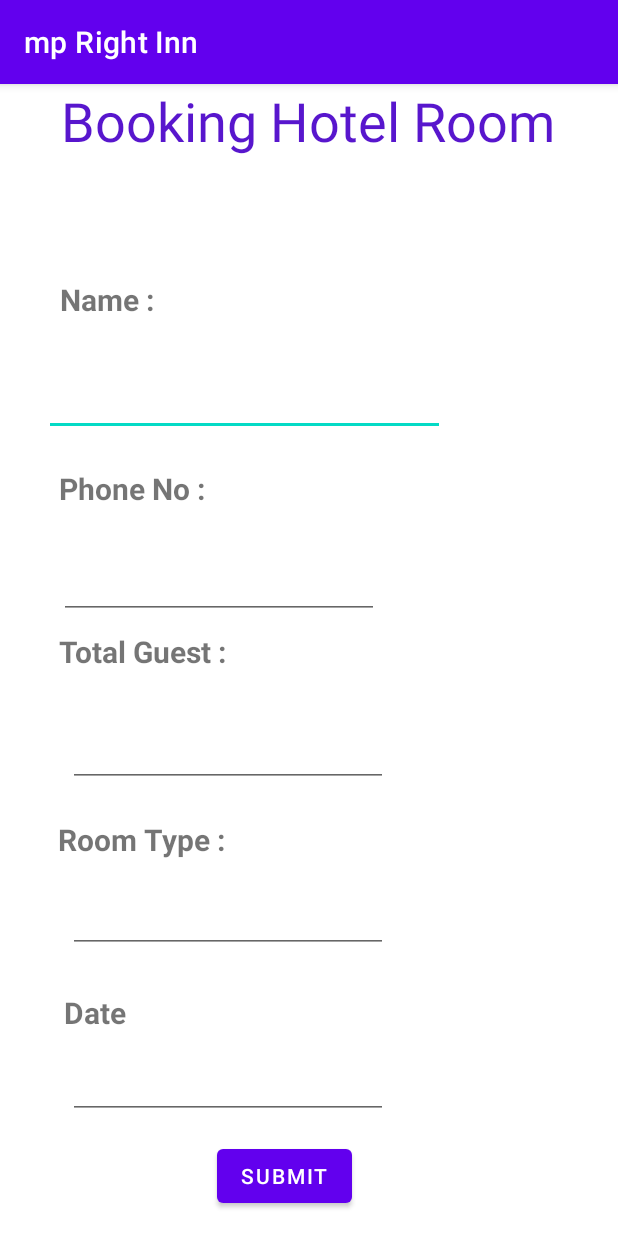
After one commit to nurirdinasyafiqah/mp2022_g04, an Android app: the Booking screen opened directly, with no data from a screen before it, on a phone screen of 412 x 824 dp. The commit adds this screen. Run offline under Robolectric (Android 15) with nearby library versions, the phone set to English and light mode, and no system bars; Roboto replaces fonts that are not available here.

Commit message:
Booking and Confrim Order

```diff
--- a/mpRightInn/app/src/main/AndroidManifest.xml
+++ b/mpRightInn/app/src/main/AndroidManifest.xml
@@ -11,6 +11,12 @@
         android:roundIcon="@drawable/icon_app_round"
         android:supportsRtl="true"
         android:theme="@style/Theme.MpRightInn">
+        <activity
+            android:name=".ConfirmActivity"
+            android:exported="false" />
+        <activity
+            android:name=".Booking"
+            android:exported="false" />
         <activity
             android:name=".SplashScreen"
             android:exported="true"
--- /dev/null
+++ b/mpRightInn/app/src/main/java/com/example/mprightinn/Booking.java
@@ -0,0 +1,48 @@
+package com.example.mprightinn;
+
+import androidx.appcompat.app.AppCompatActivity;
+
+import android.content.Intent;
+import android.os.Bundle;
+import android.view.View;
+import android.widget.Button;
+import android.widget.EditText;
+
+public class Booking extends AppCompatActivity {
+    EditText Name, PhoneNo, TotalGuest, RoomType, Date;
+    Button Submit;
+
+
+    @Override
+    protected void onCreate(Bundle savedInstanceState) {
+        super.onCreate(savedInstanceState);
+        setContentView(R.layout.activity_booking);
+
+        Submit = findViewById(R.id.btnSubmit);
+        Name = findViewById(R.id.etName);
+        PhoneNo = findViewById(R.id.etPhoneNo);
+        TotalGuest = findViewById(R.id.etGuest);
+        RoomType = findViewById(R.id.etRoomType);
+        Date = findViewById(R.id.etDate);
+
+        Submit.setOnClickListener(new View.OnClickListener() {
+            @Override
+            public void onClick(View view) {
+                String iName = Name.getText().toString();
+                String iPhoneNo = PhoneNo.getText().toString();
+                String iTotalGuest = TotalGuest.getText().toString();
+                String iRoomType = RoomType.getText().toString();
+                String iDate = Date.getText().toString();
+
+                Intent intent = new Intent(Booking.this, ConfirmActivity.class);
+                intent.putExtra("keyName", iName);
+                intent.putExtra("keyPhoneNo", iPhoneNo);
+                intent.putExtra("keyTotalGuest", iTotalGuest);
+                intent.putExtra("keyRoomType", iRoomType);
+                intent.putExtra("keyDate", iDate);
+                startActivity(intent);
+
+            }
+        });
+    }
+}
--- /dev/null
+++ b/mpRightInn/app/src/main/res/layout/activity_booking.xml
@@ -0,0 +1,173 @@
+<?xml version="1.0" encoding="utf-8"?>
+<androidx.constraintlayout.widget.ConstraintLayout xmlns:android="http://schemas.android.com/apk/res/android"
+    xmlns:app="http://schemas.android.com/apk/res-auto"
+    xmlns:tools="http://schemas.android.com/tools"
+    android:layout_width="match_parent"
+    android:layout_height="match_parent"
+    android:background="#00FFFFFF"
+    tools:context=".Booking">
+
+    <TextView
+        android:id="@+id/textView2"
+        android:layout_width="wrap_content"
+        android:layout_height="wrap_content"
+        android:text="Booking Hotel Room"
+        android:textColor="#5816CD"
+        android:textSize="36sp"
+        app:layout_constraintBottom_toBottomOf="parent"
+        app:layout_constraintEnd_toEndOf="parent"
+        app:layout_constraintHorizontal_bias="0.493"
+        app:layout_constraintStart_toStartOf="parent"
+        app:layout_constraintTop_toTopOf="parent"
+        app:layout_constraintVertical_bias="0.0" />
+
+    <Button
+        android:id="@+id/btnSubmit"
+        android:layout_width="wrap_content"
+        android:layout_height="wrap_content"
+        android:layout_marginBottom="16dp"
+        android:text="submit"
+        app:layout_constraintBottom_toBottomOf="parent"
+        app:layout_constraintEnd_toEndOf="parent"
+        app:layout_constraintHorizontal_bias="0.45"
+        app:layout_constraintStart_toStartOf="parent"
+        app:layout_constraintTop_toBottomOf="@+id/textView2"
+        app:layout_constraintVertical_bias="1.0" />
+
+    <TextView
+        android:id="@+id/textView23"
+        android:layout_width="wrap_content"
+        android:layout_height="wrap_content"
+        android:text="Name :"
+        android:textSize="20sp"
+        android:textStyle="bold"
+        app:layout_constraintBottom_toTopOf="@+id/etName"
+        app:layout_constraintEnd_toEndOf="parent"
+        app:layout_constraintHorizontal_bias="0.115"
+        app:layout_constraintStart_toStartOf="parent"
+        app:layout_constraintTop_toBottomOf="@+id/textView2"
+        app:layout_constraintVertical_bias="0.816" />
+
+    <EditText
+        android:id="@+id/etName"
+        android:layout_width="267dp"
+        android:layout_height="59dp"
+        android:ems="10"
+        android:inputType="textPersonName"
+        app:layout_constraintBottom_toBottomOf="parent"
+        app:layout_constraintEnd_toEndOf="parent"
+        app:layout_constraintHorizontal_bias="0.201"
+        app:layout_constraintStart_toStartOf="parent"
+        app:layout_constraintTop_toTopOf="parent"
+        app:layout_constraintVertical_bias="0.247" />
+
+    <TextView
+        android:id="@+id/textView24"
+        android:layout_width="wrap_content"
+        android:layout_height="wrap_content"
+        android:layout_marginBottom="28dp"
+        android:text="Phone No :"
+        android:textSize="20sp"
+        android:textStyle="bold"
+        app:layout_constraintBottom_toTopOf="@+id/etPhoneNo"
+        app:layout_constraintEnd_toEndOf="parent"
+        app:layout_constraintHorizontal_bias="0.125"
+        app:layout_constraintStart_toStartOf="parent"
+        app:layout_constraintTop_toBottomOf="@+id/etName"
+        app:layout_constraintVertical_bias="1.0" />
+
+    <EditText
+        android:id="@+id/etPhoneNo"
+        android:layout_width="wrap_content"
+        android:layout_height="wrap_content"
+        android:ems="10"
+        android:inputType="number"
+        app:layout_constraintBottom_toBottomOf="parent"
+        app:layout_constraintEnd_toEndOf="parent"
+        app:layout_constraintHorizontal_bias="0.199"
+        app:layout_constraintStart_toStartOf="parent"
+        app:layout_constraintTop_toTopOf="parent"
+        app:layout_constraintVertical_bias="0.431" />
+
+    <TextView
+        android:id="@+id/textView25"
+        android:layout_width="wrap_content"
+        android:layout_height="wrap_content"
+        android:text="Total Guest :"
+        android:textSize="20sp"
+        android:textStyle="bold"
+        app:layout_constraintBottom_toTopOf="@+id/etGuest"
+        app:layout_constraintEnd_toEndOf="parent"
+        app:layout_constraintHorizontal_bias="0.13"
+        app:layout_constraintStart_toStartOf="parent"
+        app:layout_constraintTop_toBottomOf="@+id/textView2"
+        app:layout_constraintVertical_bias="0.91" />
+
+    <EditText
+        android:id="@+id/etGuest"
+        android:layout_width="wrap_content"
+        android:layout_height="wrap_content"
+        android:ems="10"
+        android:inputType="number"
+        app:layout_constraintBottom_toBottomOf="parent"
+        app:layout_constraintEnd_toEndOf="parent"
+        app:layout_constraintHorizontal_bias="0.228"
+        app:layout_constraintStart_toStartOf="parent"
+        app:layout_constraintTop_toTopOf="parent"
+        app:layout_constraintVertical_bias="0.586" />
+
+    <TextView
+        android:id="@+id/textView26"
+        android:layout_width="wrap_content"
+        android:layout_height="wrap_content"
+        android:text="Room Type :"
+        android:textSize="20sp"
+        android:textStyle="bold"
+        app:layout_constraintBottom_toTopOf="@+id/etRoomType"
+        app:layout_constraintEnd_toEndOf="parent"
+        app:layout_constraintHorizontal_bias="0.129"
+        app:layout_constraintStart_toStartOf="parent"
+        app:layout_constraintTop_toBottomOf="@+id/textView2"
+        app:layout_constraintVertical_bias="0.963" />
+
+    <EditText
+        android:id="@+id/etRoomType"
+        android:layout_width="wrap_content"
+        android:layout_height="wrap_content"
+        android:ems="10"
+        android:inputType="textPersonName"
+        app:layout_constraintBottom_toBottomOf="parent"
+        app:layout_constraintEnd_toEndOf="parent"
+        app:layout_constraintHorizontal_bias="0.228"
+        app:layout_constraintStart_toStartOf="parent"
+        app:layout_constraintTop_toTopOf="parent"
+        app:layout_constraintVertical_bias="0.739" />
+
+    <TextView
+        android:id="@+id/textView27"
+        android:layout_width="74dp"
+        android:layout_height="25dp"
+        android:text="Date"
+        android:textSize="20sp"
+        android:textStyle="bold"
+        app:layout_constraintBottom_toTopOf="@+id/etDate"
+        app:layout_constraintEnd_toEndOf="parent"
+        app:layout_constraintHorizontal_bias="0.127"
+        app:layout_constraintStart_toStartOf="parent"
+        app:layout_constraintTop_toBottomOf="@+id/textView2"
+        app:layout_constraintVertical_bias="0.975" />
+
+    <EditText
+        android:id="@+id/etDate"
+        android:layout_width="wrap_content"
+        android:layout_height="wrap_content"
+        android:ems="10"
+        android:inputType="date"
+        app:layout_constraintBottom_toBottomOf="parent"
+        app:layout_constraintEnd_toEndOf="parent"
+        app:layout_constraintHorizontal_bias="0.228"
+        app:layout_constraintStart_toStartOf="parent"
+        app:layout_constraintTop_toTopOf="parent"
+        app:layout_constraintVertical_bias="0.892" />
+
+</androidx.constraintlayout.widget.ConstraintLayout>
```
Also changed, not shown: mpRightInn/app/src/main/java/com/example/mprightinn/ConfirmActivity.java (added, +78 -0 lines), mpRightInn/app/src/main/java/com/example/mprightinn/ConfirmBooking.java (added, +70 -0 lines), mpRightInn/app/src/main/java/com/example/mprightinn/SecondActivity.java (+13 -1 lines), mpRightInn/app/src/main/res/layout/activity_confirm.xml (added, +91 -0 lines).
